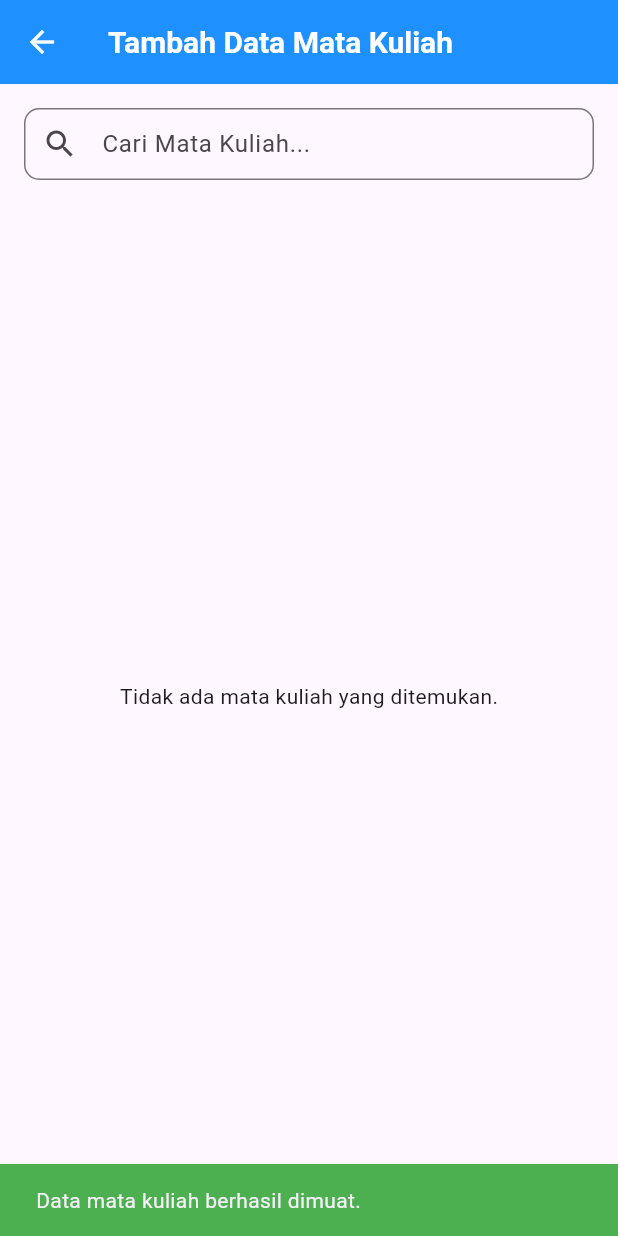
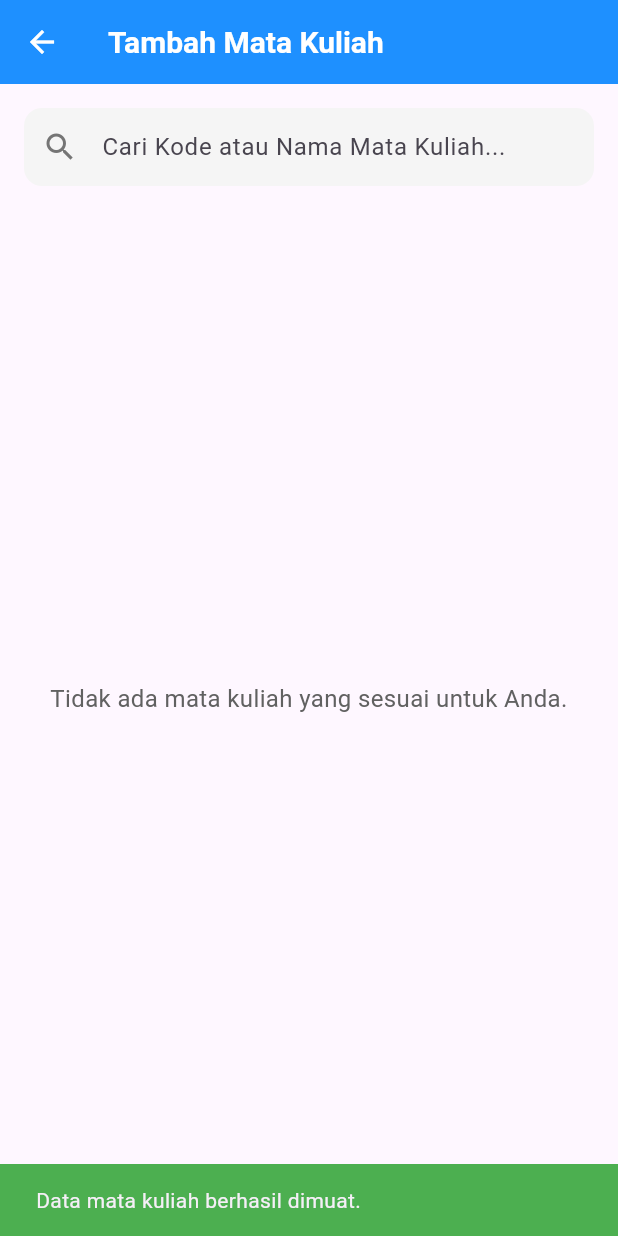
Before and after one commit to Azmi010/rekomendasi-mata-kuliah-sfs-clone, a Flutter app: the AddCourseScreen screen opened directly, on a phone screen of 412 x 824 dp. Run offline on Flutter 3.47's test engine with Material 3 defaults, Android fonts, the phone set to English and light mode, and no system bars; our stand-ins replace cloud_firestore, firebase_auth, firebase_core; accounts and stored records are empty.

Commit message:
[FIX] add course with schedule and semester logic

```diff
--- a/lib/models/course.dart
+++ b/lib/models/course.dart
@@ -3,20 +3,35 @@ class Course {
   final String name;
   final String type;
   final int sks;
+  final int semesterMatkul;
+  final String prodiMatkul;
+  final String hari;
+  final String jamMulai;
+  final String jamSelesai;
 
   Course({
     required this.code,
     required this.name,
     required this.type,
     required this.sks,
+    required this.semesterMatkul,
+    required this.prodiMatkul,
+    required this.hari,
+    required this.jamMulai,
+    required this.jamSelesai,
   });
 
   factory Course.fromMap(Map<String, dynamic> data) {
     return Course(
-      code: data['code'] as String,
-      name: data['name'] as String,
-      type: data['type'] as String,
-      sks: data['sks'] as int,
+      code: data['code'] as String? ?? '',
+      name: data['name'] as String? ?? '',
+      type: data['type'] as String? ?? '',
+      sks: data['sks'] as int? ?? 0,
+      semesterMatkul: data['semesterMatkul'] as int? ?? 0,
+      prodiMatkul: data['prodiMatkul'] as String? ?? '',
+      hari: data['hari'] as String? ?? '',
+      jamMulai: data['jamMulai'] as String? ?? '',
+      jamSelesai: data['jamSelesai'] as String? ?? '',
     );
   }
 
@@ -26,38 +41,11 @@ class Course {
       'name': name,
       'type': type,
       'sks': sks,
+      'semesterMatkul': semesterMatkul,
+      'prodiMatkul': prodiMatkul,
+      'hari': hari,
+      'jamMulai': jamMulai,
+      'jamSelesai': jamSelesai,
     };
   }
 }
-
-class RelevantCourse {
-  final String mainCourseName;
-  final String mainCourseCode;
-  final String relevantCourseName;
-  final String relevantCourseCode;
-
-  RelevantCourse({
-    required this.mainCourseName,
-    required this.mainCourseCode,
-    required this.relevantCourseName,
-    required this.relevantCourseCode,
-  });
-
-  factory RelevantCourse.fromMap(Map<String, dynamic> data) {
-    return RelevantCourse(
-      mainCourseName: data['mainCourseName'] as String,
-      mainCourseCode: data['mainCourseCode'] as String,
-      relevantCourseName: data['relevantCourseName'] as String,
-      relevantCourseCode: data['relevantCourseCode'] as String,
-    );
-  }
-
-  Map<String, dynamic> toMap() {
-    return {
-      'mainCourseName': mainCourseName,
-      'mainCourseCode': mainCourseCode,
-      'relevantCourseName': relevantCourseName,
-      'relevantCourseCode': relevantCourseCode,
-    };
-  }
-}
--- a/lib/models/selected_course_detail.dart
+++ b/lib/models/selected_course_detail.dart
@@ -9,27 +9,42 @@ class SelectedCourseDetail extends Course {
     required super.name,
     required super.sks,
     required super.type,
+    required super.semesterMatkul,
+    required super.prodiMatkul,
+    required super.hari,
+    required super.jamMulai,
+    required super.jamSelesai,
     this.grade = "",
     required this.semesterTaken,
   });
 
-  factory SelectedCourseDetail.fromMap(String id, Map<String, dynamic> data) {
+  factory SelectedCourseDetail.fromMap(String docId, Map<String, dynamic> data) {
     return SelectedCourseDetail(
-      code: data['code'] ?? 'N/A',
-      name: data['name'] ?? 'N/A',
-      sks: (data['sks'] is String) ? (int.tryParse(data['sks'] ?? '0') ?? 0) : (data['sks'] ?? 0),
-      type: data['type'] ?? 'N/A',
-      grade: data['grade'] ?? '',
+      code: docId,
+      name: data['name'] as String? ?? 'N/A',
+      sks: (data['sks'] is num) ? (data['sks'] as num).toInt() : (int.tryParse(data['sks'].toString()) ?? 0),
+      type: data['type'] as String? ?? 'N/A',
+      semesterMatkul: data['semesterMatkul'] as int? ?? 0,
+      prodiMatkul: data['prodiMatkul'] as String? ?? 'N/A',
+      hari: data['hari'] as String? ?? 'N/A',
+      jamMulai: data['jamMulai'] as String? ?? 'N/A',
+      jamSelesai: data['jamSelesai'] as String? ?? 'N/A',
+      grade: data['grade'] as String? ?? '',
       semesterTaken: data['semester'] as int? ?? 0,
     );
   }
 
-   Map<String, dynamic> toMapForFirestore() {
+  Map<String, dynamic> toMapForFirestore() {
     return {
       'code': code,
       'name': name,
       'sks': sks,
       'type': type,
+      'semesterMatkul': semesterMatkul,
+      'prodiMatkul': prodiMatkul,
+      'hari': hari,
+      'jamMulai': jamMulai,
+      'jamSelesai': jamSelesai,
       'grade': grade,
       'semester': semesterTaken,
     };
--- a/lib/screens/study_plan/add_course_screen.dart
+++ b/lib/screens/study_plan/add_course_screen.dart
@@ -1,8 +1,8 @@
 import 'package:flutter/material.dart';
 import 'package:provider/provider.dart';
-import 'package:firebase_auth/firebase_auth.dart';
 import 'package:sfs/models/course.dart';
 import 'package:sfs/providers/course_provider.dart';
+import 'package:sfs/providers/auth_provider.dart';
 
 class AddCourseScreen extends StatefulWidget {
   const AddCourseScreen({super.key});
@@ -13,19 +13,34 @@ class AddCourseScreen extends StatefulWidget {
 
 class AddCourseScreenState extends State<AddCourseScreen> {
   final TextEditingController _searchController = TextEditingController();
-  bool _isInitialFetchDone = false;
+  bool _isInitialDataLoaded = false;
 
   @override
   void initState() {
     super.initState();
     WidgetsBinding.instance.addPostFrameCallback((_) {
-      final courseProvider = Provider.of<CourseProvider>(context, listen: false);
-      if (!_isInitialFetchDone || courseProvider.courses.isEmpty) {
-        courseProvider.fetchCourses().then((_) {
-          setState(() {
-            _isInitialFetchDone = true;
-          });
-        });
+      final authProvider = Provider.of<AuthProvider>(context, listen: false);
+      final userData = authProvider.userData;
+
+      if (userData != null) {
+        final courseProvider = Provider.of<CourseProvider>(context, listen: false);
+        if (!_isInitialDataLoaded || courseProvider.filteredCourses.isEmpty) {
+          courseProvider.fetchAndFilterCourses(userData.currentSemester, userData.prodi)
+            .then((_) {
+              if (mounted) {
+                setState(() {
+                  _isInitialDataLoaded = true;
+                });
+              }
+            });
+        }
+      } else {
+        if (mounted) {
+          _showSnackBar(context, 'Data profil pengguna tidak tersedia. Tidak dapat memuat mata kuliah.', isError: true);
+           setState(() {
+             _isInitialDataLoaded = true;
+           });
+        }
       }
     });
     _searchController.addListener(_onSearchChanged);
@@ -37,10 +52,11 @@ class AddCourseScreenState extends State<AddCourseScreen> {
 
   void _showSnackBar(BuildContext context, String message, {bool isError = false}) {
     if (!mounted) return;
+    ScaffoldMessenger.of(context).removeCurrentSnackBar();
     ScaffoldMessenger.of(context).showSnackBar(
       SnackBar(
         content: Text(message),
-        backgroundColor: isError ? Colors.red : Colors.green,
+        backgroundColor: isError ? Colors.redAccent : Colors.green,
       ),
     );
   }
@@ -54,30 +70,44 @@ class AddCourseScreenState extends State<AddCourseScreen> {
 
   @override
   Widget build(BuildContext context) {
-    final String? userId = FirebaseAuth.instance.currentUser?.uid;
+    final authProvider = Provider.of<AuthProvider>(context, listen: false);
+    final courseProvider = Provider.of<CourseProvider>(context);
 
-    if (userId == null) {
+    if (authProvider.user == null) {
       return Scaffold(
         appBar: AppBar(
-          title: const Text('Tambah Data Mata Kuliah', style: TextStyle(color: Colors.white)),
+          title: const Text('Tambah Mata Kuliah', style: TextStyle(color: Colors.white)),
           backgroundColor: const Color(0xFF1E90FF),
-          elevation: 0,
-          leading: IconButton(
-            icon: const Icon(Icons.arrow_back, color: Colors.white),
-            onPressed: () {
-              Navigator.pop(context);
-            },
-          ),
         ),
         body: const Center(
           child: Text('Anda harus login untuk menambahkan mata kuliah.'),
         ),
       );
     }
+    if ((authProvider.userData == null && ! _isInitialDataLoaded)) {
+         return Scaffold(
+            appBar: AppBar(title: const Text('Tambah Mata Kuliah', style: TextStyle(color: Colors.white)), backgroundColor: const Color(0xFF1E90FF), elevation: 0,),
+            body: const Center(child: Column(
+              mainAxisAlignment: MainAxisAlignment.center,
+              children: [
+                CircularProgressIndicator(),
+                SizedBox(height: 10),
+                Text("Memuat data pengguna...")
+              ],
+            )),
+        );
+    }
+     if (authProvider.userData == null && _isInitialDataLoaded) {
+        return Scaffold(
+            appBar: AppBar(title: const Text('Tambah Mata Kuliah', style: TextStyle(color: Colors.white)), backgroundColor: const Color(0xFF1E90FF), elevation: 0,),
+            body: const Center(child: Text("Gagal memuat data pengguna. Coba lagi nanti.")),
+        );
+    }
+
 
     return Scaffold(
       appBar: AppBar(
-        title: const Text('Tambah Data Mata Kuliah', style: TextStyle(color: Colors.white)),
+        title: const Text('Tambah Mata Kuliah', style: TextStyle(color: Colors.white)),
         backgroundColor: const Color(0xFF1E90FF),
         elevation: 0,
         leading: IconButton(
@@ -93,31 +123,43 @@ class AddCourseScreenState extends State<AddCourseScreen> {
           children: [
             TextField(
               controller: _searchController,
-              decoration: const InputDecoration(
-                hintText: 'Cari Mata Kuliah...',
-                prefixIcon: Icon(Icons.search),
+              decoration: InputDecoration(
+                hintText: 'Cari Kode atau Nama Mata Kuliah...',
+                prefixIcon: Icon(Icons.search, color: Colors.grey.shade600),
+                filled: true,
+                fillColor: Colors.grey.shade100,
                 border: OutlineInputBorder(
-                  borderRadius: BorderRadius.all(Radius.circular(10.0)),
-                  borderSide: BorderSide(color: Colors.grey),
+                  borderRadius: BorderRadius.circular(12.0),
+                  borderSide: BorderSide.none,
                 ),
-                contentPadding: EdgeInsets.symmetric(vertical: 10.0, horizontal: 15.0),
+                focusedBorder: OutlineInputBorder(
+                  borderRadius: BorderRadius.circular(12.0),
+                  borderSide: BorderSide(color: Theme.of(context).primaryColor, width: 1.5),
+                ),
+                contentPadding: const EdgeInsets.symmetric(vertical: 14.0, horizontal: 15.0),
               ),
             ),
             const SizedBox(height: 16),
             Expanded(
-              child: Consumer<CourseProvider>(
-                builder: (context, courseProvider, child) {
-                  if (courseProvider.isLoading && courseProvider.courses.isEmpty && !_isInitialFetchDone) {
+              child: Builder(
+                builder: (context) {
+                  if (courseProvider.isLoading && !_isInitialDataLoaded) {
                     return const Center(child: CircularProgressIndicator());
                   }
-
-                  if (courseProvider.filteredCourses.isEmpty && _isInitialFetchDone) {
-                    return const Center(child: Text('Tidak ada mata kuliah yang ditemukan.'));
-                  }
-                   if (courseProvider.filteredCourses.isEmpty && !courseProvider.isLoading && !_isInitialFetchDone) {
-                     return const Center(child: Text('Memuat data mata kuliah...'));
+                  if (courseProvider.isLoading && courseProvider.filteredCourses.isEmpty && _isInitialDataLoaded) {
+                     return const Center(child: CircularProgressIndicator());
                   }
 
+                  if (courseProvider.filteredCourses.isEmpty && _isInitialDataLoaded) {
+                    return Center(
+                        child: Text(
+                      _searchController.text.isEmpty
+                          ? 'Tidak ada mata kuliah yang sesuai untuk Anda.'
+                          : 'Mata kuliah tidak ditemukan.',
+                      textAlign: TextAlign.center,
+                      style: TextStyle(fontSize: 16, color: Colors.grey[700]),
+                    ));
+                  }
 
                   return ListView.builder(
                     itemCount: courseProvider.filteredCourses.length,
@@ -125,14 +167,19 @@ class AddCourseScreenState extends State<AddCourseScreen> {
                       final course = courseProvider.filteredCourses[index];
                       return Card(
                         margin: const EdgeInsets.only(bottom: 10),
-                        elevation: 0,
+                        elevation: 1,
                         shape: RoundedRectangleBorder(borderRadius: BorderRadius.circular(10)),
                         child: ListTile(
+                          contentPadding: const EdgeInsets.symmetric(vertical: 8, horizontal: 16),
                           title: Text(
                             course.name,
-                            style: const TextStyle(fontWeight: FontWeight.bold),
+                            style: const TextStyle(fontWeight: FontWeight.bold, fontSize: 15),
                           ),
-                          subtitle: Text('${course.code} | ${course.sks} SKS | ${course.type}'),
+                          subtitle: Text(
+                            '${course.code} • ${course.sks} SKS • ${course.type}\nProdi: ${course.prodiMatkul}',
+                            style: TextStyle(fontSize: 13, color: Colors.grey[700]),
+                          ),
+                          isThreeLine: true,
                           trailing: Radio<Course?>(
                             value: course,
                             groupValue: courseProvider.selectedCourse,
@@ -152,18 +199,18 @@ class AddCourseScreenState extends State<AddCourseScreen> {
               ),
             ),
             const SizedBox(height: 16),
-            Consumer<CourseProvider>(
-              builder: (context, courseProvider, child) {
-                if (courseProvider.statusMessage != null) {
+             Consumer<CourseProvider>(
+              builder: (context, cp, child) {
+                if (cp.statusMessage != null) {
                   WidgetsBinding.instance.addPostFrameCallback((_) {
-                    if (mounted && courseProvider.statusMessage != null) {
+                    if (mounted && cp.statusMessage != null) {
                       _showSnackBar(
                         context,
-                        courseProvider.statusMessage!,
-                        isError: !courseProvider.statusMessage!.contains('berhasil dimuat') &&
-                                 !courseProvider.statusMessage!.contains('berhasil ditambahkan'),
+                        cp.statusMessage!,
+                        isError: !(cp.statusMessage!.contains('berhasil dimuat') ||
+                                   cp.statusMessage!.contains('berhasil ditambahkan')),
                       );
-                      courseProvider.clearStatusMessage();
+                      cp.clearStatusMessage();
                     }
                   });
                 }
@@ -175,33 +222,32 @@ class AddCourseScreenState extends State<AddCourseScreen> {
       ),
       floatingActionButtonLocation: FloatingActionButtonLocation.centerFloat,
       floatingActionButton: Consumer<CourseProvider>(
-        builder: (context, courseProvider, child) {
-          return courseProvider.selectedCourse != null
+        builder: (context, cp, child) {
+          return cp.selectedCourse != null
               ? FloatingActionButton.extended(
-                  onPressed: courseProvider.isLoading
+                  onPressed: cp.isLoading
                       ? null
                       : () async {
-                          await courseProvider.addSelectedCourseToUser(userId);
+                          await cp.addSelectedCourseToUser();
                           if (mounted &&
-                              courseProvider.statusMessage != null &&
-                              courseProvider.statusMessage!.contains('berhasil ditambahkan')) {
+                              cp.statusMessage != null &&
+                              cp.statusMessage!.contains('berhasil ditambahkan')) {
                             Navigator.pop(context, true);
                           }
                         },
-                  label: courseProvider.isLoading && courseProvider.statusMessage == 'Menambahkan mata kuliah ke daftar Anda...'
+                  label: cp.isLoading && cp.statusMessage == 'Menambahkan mata kuliah ke daftar Anda...'
                       ? const SizedBox(
-                          height: 24,
-                          width: 24,
+                          height: 24, width: 24,
                           child: CircularProgressIndicator(color: Colors.white, strokeWidth: 3),
                         )
-                      : const Text('Tambah Mata Kuliah', style: TextStyle(fontSize: 18)),
-                  icon: courseProvider.isLoading && courseProvider.statusMessage == 'Menambahkan mata kuliah ke daftar Anda...'
+                      : const Text('Tambah Mata Kuliah', style: TextStyle(fontSize: 17, fontWeight: FontWeight.bold)),
+                  icon: cp.isLoading && cp.statusMessage == 'Menambahkan mata kuliah ke daftar Anda...'
                       ? null
-                      : const Icon(Icons.add),
+                      : const Icon(Icons.add_circle_outline_rounded),
                   backgroundColor: const Color(0xFF1E90FF),
                   foregroundColor: Colors.white,
-                  shape: RoundedRectangleBorder(borderRadius: BorderRadius.circular(30)),
-                  extendedPadding: const EdgeInsets.symmetric(horizontal: 40, vertical: 15),
+                  shape: RoundedRectangleBorder(borderRadius: BorderRadius.circular(25)),
+                  extendedPadding: const EdgeInsets.symmetric(horizontal: 30, vertical: 15),
                 )
               : const SizedBox.shrink();
         },
```
Also changed, not shown: lib/providers/course_provider.dart (+54 -11 lines), lib/repositories/course_repository.dart (+13 -24 lines), lib/screens/account/csv_upload_screen.dart (+90 -125 lines), lib/services/course_service.dart (+67 -22 lines), lib/utils/time_utils.dart (added, +77 -0 lines).
